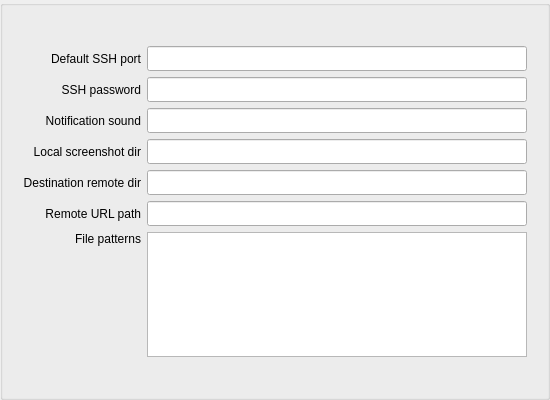
Old version of the form Synshot/Synshot.ui in the repository VerKnowSys/Syndir.
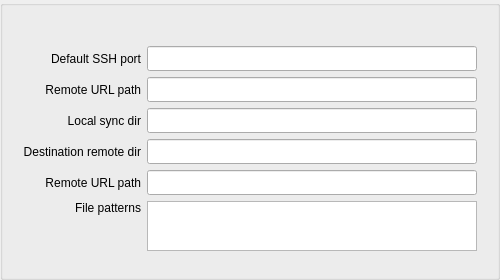
New version of the form.

Commit message: A couple refinements of configuration window. Removed sound notification ui element.

What changed in the file:
```diff
--- a/Synshot/Synshot.ui
+++ b/Synshot/Synshot.ui
@@ -10,20 +10,20 @@
    <rect>
     <x>0</x>
     <y>0</y>
-    <width>550</width>
-    <height>400</height>
+    <width>500</width>
+    <height>280</height>
    </rect>
   </property>
   <property name="minimumSize">
    <size>
-    <width>550</width>
-    <height>400</height>
+    <width>500</width>
+    <height>260</height>
    </size>
   </property>
   <property name="maximumSize">
    <size>
     <width>550</width>
-    <height>400</height>
+    <height>300</height>
    </size>
   </property>
   <property name="focusPolicy">
@@ -38,26 +38,44 @@
   <property name="autoFillBackground">
    <bool>false</bool>
   </property>
+  <property name="locale">
+   <locale language="English" country="UnitedStates"/>
+  </property>
   <widget class="QGroupBox" name="group">
    <property name="geometry">
     <rect>
      <x>0</x>
      <y>0</y>
-     <width>550</width>
-     <height>400</height>
+     <width>500</width>
+     <height>280</height>
     </rect>
    </property>
    <property name="minimumSize">
     <size>
-     <width>550</width>
-     <height>400</height>
+     <width>500</width>
+     <height>280</height>
     </size>
    </property>
+   <property name="maximumSize">
+    <size>
+     <width>500</width>
+     <height>280</height>
+    </size>
+   </property>
+   <property name="focusPolicy">
+    <enum>Qt::NoFocus</enum>
+   </property>
+   <property name="contextMenuPolicy">
+    <enum>Qt::DefaultContextMenu</enum>
+   </property>
    <property name="title">
     <string/>
    </property>
+   <property name="alignment">
+    <set>Qt::AlignCenter</set>
+   </property>
    <property name="flat">
-    <bool>false</bool>
+    <bool>true</bool>
    </property>
    <layout class="QGridLayout" name="gridLayout">
     <property name="leftMargin">
@@ -72,19 +90,22 @@
     <property name="bottomMargin">
      <number>40</number>
     </property>
-    <item row="2" column="0">
-     <widget class="QLabel" name="defaultPortLabel_2">
+    <item row="5" column="0">
+     <widget class="QLabel" name="defaultPortLabel_6">
       <property name="layoutDirection">
        <enum>Qt::LeftToRight</enum>
       </property>
+      <property name="autoFillBackground">
+       <bool>false</bool>
+      </property>
       <property name="text">
-       <string>Notification sound</string>
+       <string>File patterns</string>
       </property>
       <property name="scaledContents">
        <bool>false</bool>
       </property>
       <property name="alignment">
-       <set>Qt::AlignRight|Qt::AlignTrailing|Qt::AlignVCenter</set>
+       <set>Qt::AlignRight|Qt::AlignTop|Qt::AlignTrailing</set>
       </property>
       <property name="margin">
        <number>2</number>
@@ -112,13 +133,13 @@
       </property>
      </widget>
     </item>
-    <item row="3" column="0">
+    <item row="2" column="0">
      <widget class="QLabel" name="defaultPortLabel_3">
       <property name="layoutDirection">
        <enum>Qt::LeftToRight</enum>
       </property>
       <property name="text">
-       <string>Local screenshot dir</string>
+       <string>Local sync dir</string>
       </property>
       <property name="scaledContents">
        <bool>false</bool>
@@ -131,7 +152,7 @@
       </property>
      </widget>
     </item>
-    <item row="4" column="0">
+    <item row="3" column="0">
      <widget class="QLabel" name="defaultPortLabel_4">
       <property name="layoutDirection">
        <enum>Qt::LeftToRight</enum>
@@ -150,93 +171,25 @@
       </property>
      </widget>
     </item>
-    <item row="0" column="0">
-     <widget class="QLabel" name="defaultPortLabel">
-      <property name="layoutDirection">
-       <enum>Qt::LeftToRight</enum>
-      </property>
-      <property name="text">
-       <string>Default SSH port</string>
-      </property>
-      <property name="scaledContents">
-       <bool>false</bool>
-      </property>
-      <property name="alignment">
-       <set>Qt::AlignRight|Qt::AlignTrailing|Qt::AlignVCenter</set>
-      </property>
-      <property name="margin">
-       <number>2</number>
-      </property>
-     </widget>
-    </item>
-    <item row="3" column="1">
-     <widget class="QLineEdit" name="screenshotDir">
-      <property name="font">
-       <font>
-        <family>Monaco</family>
-       </font>
-      </property>
-      <property name="inputMask">
-       <string notr="true"/>
-      </property>
-      <property name="maxLength">
-       <number>512</number>
-      </property>
-     </widget>
-    </item>
-    <item row="2" column="1">
-     <widget class="QLineEdit" name="notificationSound">
-      <property name="font">
-       <font>
-        <family>Monaco</family>
-       </font>
-      </property>
-      <property name="inputMask">
-       <string notr="true"/>
-      </property>
-      <property name="maxLength">
-       <number>512</number>
-      </property>
-     </widget>
-    </item>
-    <item row="5" column="0">
-     <widget class="QLabel" name="defaultPortLabel_5">
-      <property name="layoutDirection">
-       <enum>Qt::LeftToRight</enum>
-      </property>
-      <property name="text">
-       <string>Remote URL path</string>
-      </property>
-      <property name="scaledContents">
-       <bool>false</bool>
-      </property>
-      <property name="alignment">
-       <set>Qt::AlignRight|Qt::AlignTrailing|Qt::AlignVCenter</set>
-      </property>
-      <property name="margin">
-       <number>2</number>
-      </property>
-     </widget>
-    </item>
-    <item row="5" column="1">
-     <widget class="QLineEdit" name="urlPrefix">
-      <property name="font">
-       <font>
-        <family>Monaco</family>
-       </font>
-      </property>
-      <property name="autoFillBackground">
-       <bool>false</bool>
-      </property>
-      <property name="inputMask">
-       <string notr="true"/>
-      </property>
-      <property name="maxLength">
-       <number>512</number>
-      </property>
-     </widget>
-    </item>
     <item row="4" column="1">
+     <widget class="QLineEdit" name="urlPrefix">
+      <property name="font">
+       <font>
+        <family>Monaco</family>
+       </font>
+      </property>
+      <property name="autoFillBackground">
+       <bool>false</bool>
+      </property>
+      <property name="inputMask">
+       <string notr="true"/>
+      </property>
+      <property name="maxLength">
+       <number>512</number>
+      </property>
+     </widget>
+    </item>
+    <item row="3" column="1">
      <widget class="QLineEdit" name="destinationRemoteDir">
       <property name="font">
        <font>
@@ -251,30 +204,14 @@
       </property>
      </widget>
     </item>
-    <item row="6" column="0">
-     <widget class="QLabel" name="defaultPortLabel_6">
-      <property name="layoutDirection">
-       <enum>Qt::LeftToRight</enum>
-      </property>
-      <property name="autoFillBackground">
-       <bool>false</bool>
-      </property>
-      <property name="text">
-       <string>File patterns</string>
-      </property>
-      <property name="scaledContents">
-       <bool>false</bool>
-      </property>
-      <property name="alignment">
-       <set>Qt::AlignRight|Qt::AlignTop|Qt::AlignTrailing</set>
-      </property>
-      <property name="margin">
-       <number>2</number>
-      </property>
-     </widget>
-    </item>
-    <item row="6" column="1">
+    <item row="5" column="1">
      <widget class="QPlainTextEdit" name="allowedFileTypes">
+      <property name="minimumSize">
+       <size>
+        <width>0</width>
+        <height>50</height>
+       </size>
+      </property>
       <property name="font">
        <font>
         <family>Menlo</family>
@@ -300,13 +237,32 @@
       </property>
      </widget>
     </item>
+    <item row="0" column="0">
+     <widget class="QLabel" name="defaultPortLabel">
+      <property name="layoutDirection">
+       <enum>Qt::LeftToRight</enum>
+      </property>
+      <property name="text">
+       <string>Default SSH port</string>
+      </property>
+      <property name="scaledContents">
+       <bool>false</bool>
+      </property>
+      <property name="alignment">
+       <set>Qt::AlignRight|Qt::AlignTrailing|Qt::AlignVCenter</set>
+      </property>
+      <property name="margin">
+       <number>2</number>
+      </property>
+     </widget>
+    </item>
     <item row="1" column="0">
      <widget class="QLabel" name="defaultPortLabel_7">
       <property name="layoutDirection">
        <enum>Qt::LeftToRight</enum>
       </property>
       <property name="text">
-       <string>SSH password</string>
+       <string>Remote URL path</string>
       </property>
       <property name="scaledContents">
        <bool>false</bool>
@@ -340,6 +296,40 @@
       </property>
      </widget>
     </item>
+    <item row="2" column="1">
+     <widget class="QLineEdit" name="screenshotDir">
+      <property name="font">
+       <font>
+        <family>Monaco</family>
+       </font>
+      </property>
+      <property name="inputMask">
+       <string notr="true"/>
+      </property>
+      <property name="maxLength">
+       <number>512</number>
+      </property>
+     </widget>
+    </item>
+    <item row="4" column="0">
+     <widget class="QLabel" name="defaultPortLabel_5">
+      <property name="layoutDirection">
+       <enum>Qt::LeftToRight</enum>
+      </property>
+      <property name="text">
+       <string>Remote URL path</string>
+      </property>
+      <property name="scaledContents">
+       <bool>false</bool>
+      </property>
+      <property name="alignment">
+       <set>Qt::AlignRight|Qt::AlignTrailing|Qt::AlignVCenter</set>
+      </property>
+      <property name="margin">
+       <number>2</number>
+      </property>
+     </widget>
+    </item>
    </layout>
   </widget>
  </widget>
```
Left out of the diff: 1 changed line with no effect on the pictures.
